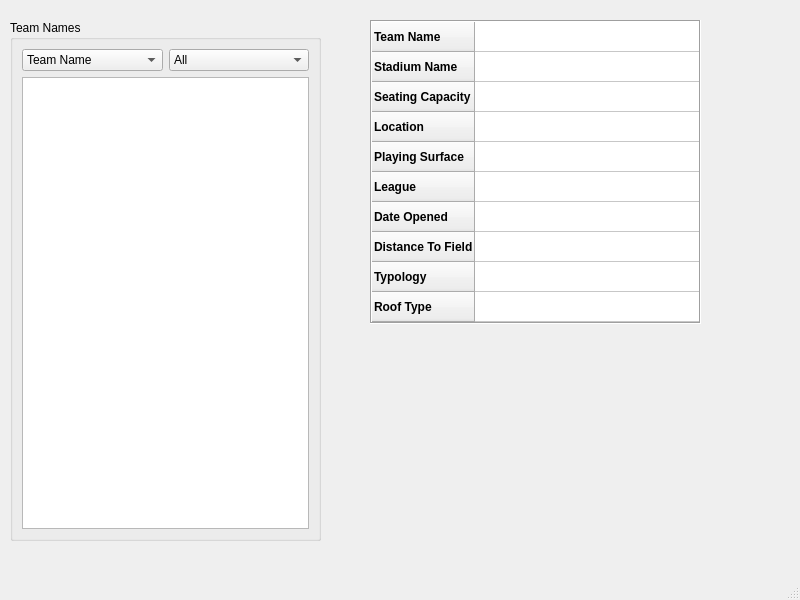
First picture: the form in mainwindow.ui, repository DonovanFoley/CS1DProject2, before the edit.
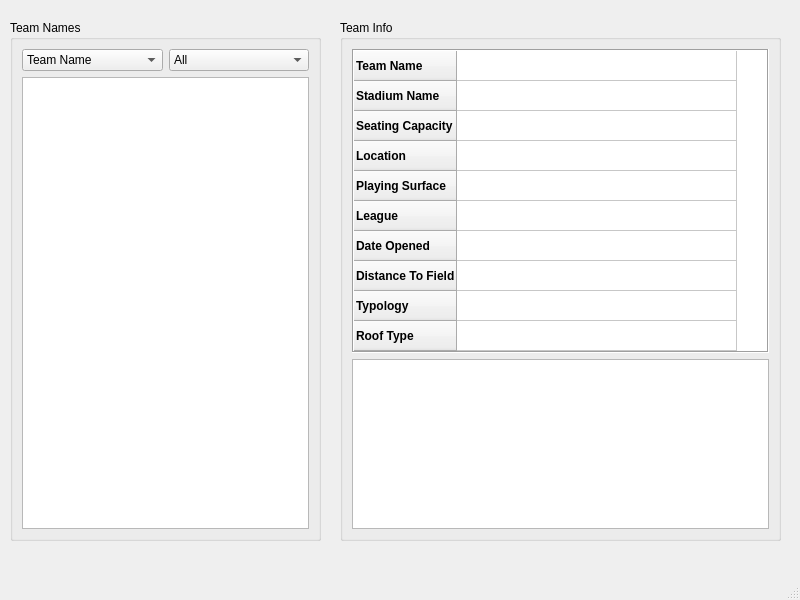
Second picture: the form after the edit.

Commit message: Souvenir list

Diff of the .ui file:
```diff
--- a/mainwindow.ui
+++ b/mainwindow.ui
@@ -95,18 +95,30 @@
      </item>
     </layout>
    </widget>
-   <widget class="QTableWidget" name="tableWidget_teamInfo">
-    <property name="enabled">
-     <bool>true</bool>
-    </property>
+   <widget class="QGroupBox" name="groupBox_2">
     <property name="geometry">
      <rect>
-      <x>370</x>
+      <x>340</x>
       <y>20</y>
-      <width>331</width>
-      <height>304</height>
+      <width>441</width>
+      <height>521</height>
      </rect>
     </property>
+    <property name="title">
+     <string>Team Info</string>
+    </property>
+    <layout class="QVBoxLayout" name="verticalLayout">
+     <item>
+      <widget class="QTableWidget" name="tableWidget_teamInfo">
+       <property name="enabled">
+        <bool>true</bool>
+       </property>
+       <property name="minimumSize">
+        <size>
+         <width>0</width>
+         <height>304</height>
+        </size>
+       </property>
     <property name="inputMethodHints">
      <set>Qt::ImhNone</set>
     </property>
@@ -265,6 +277,16 @@
       <string/>
      </property>
     </item>
+      </widget>
+     </item>
+     <item>
+      <widget class="QListWidget" name="listWidget_souvenirList">
+       <property name="sortingEnabled">
+        <bool>false</bool>
+       </property>
+      </widget>
+     </item>
+    </layout>
    </widget>
   </widget>
   <widget class="QMenuBar" name="menubar">
```
Lines whose indentation alone changed are shown as unchanged. The commit also changes 3 other files.
